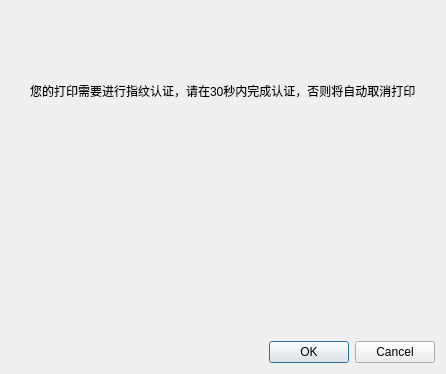
First picture: the form in tomcat/checkfingerdialog.ui, repository lzk/statusmonitor, before the edit.
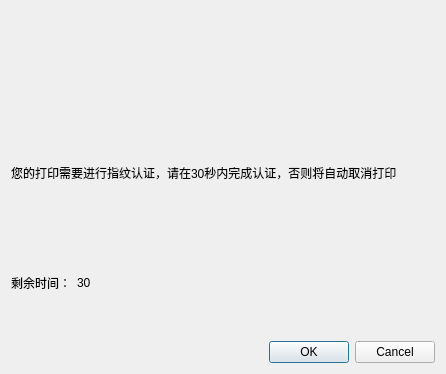
Second picture: the form after the edit.

Patch:
```diff
--- a/tomcat/checkfingerdialog.ui
+++ b/tomcat/checkfingerdialog.ui
@@ -16,13 +16,6 @@
   <layout class="QVBoxLayout" name="verticalLayout">
    <item>
     <layout class="QVBoxLayout" name="verticalLayout_2">
-     <item alignment="Qt::AlignHCenter">
-      <widget class="QLabel" name="label">
-       <property name="text">
-        <string>您的打印需要进行指纹认证，请在30秒内完成认证，否则将自动取消打印</string>
-       </property>
-      </widget>
-     </item>
      <item alignment="Qt::AlignHCenter">
       <widget class="QLabel" name="label_gif">
        <property name="text">
@@ -33,6 +26,44 @@
        </property>
       </widget>
      </item>
+     <item>
+      <widget class="QLabel" name="label">
+       <property name="text">
+        <string>您的打印需要进行指纹认证，请在30秒内完成认证，否则将自动取消打印</string>
+       </property>
+      </widget>
+     </item>
+     <item>
+      <layout class="QHBoxLayout" name="horizontalLayout">
+       <item>
+        <widget class="QLabel" name="label_2">
+         <property name="text">
+          <string>剩余时间：</string>
+         </property>
+        </widget>
+       </item>
+       <item>
+        <widget class="QLabel" name="label_timeval">
+         <property name="text">
+          <string>30</string>
+         </property>
+        </widget>
+       </item>
+       <item>
+        <spacer name="horizontalSpacer">
+         <property name="orientation">
+          <enum>Qt::Horizontal</enum>
+         </property>
+         <property name="sizeHint" stdset="0">
+          <size>
+           <width>40</width>
+           <height>20</height>
+          </size>
+         </property>
+        </spacer>
+       </item>
+      </layout>
+     </item>
     </layout>
    </item>
    <item>
```
